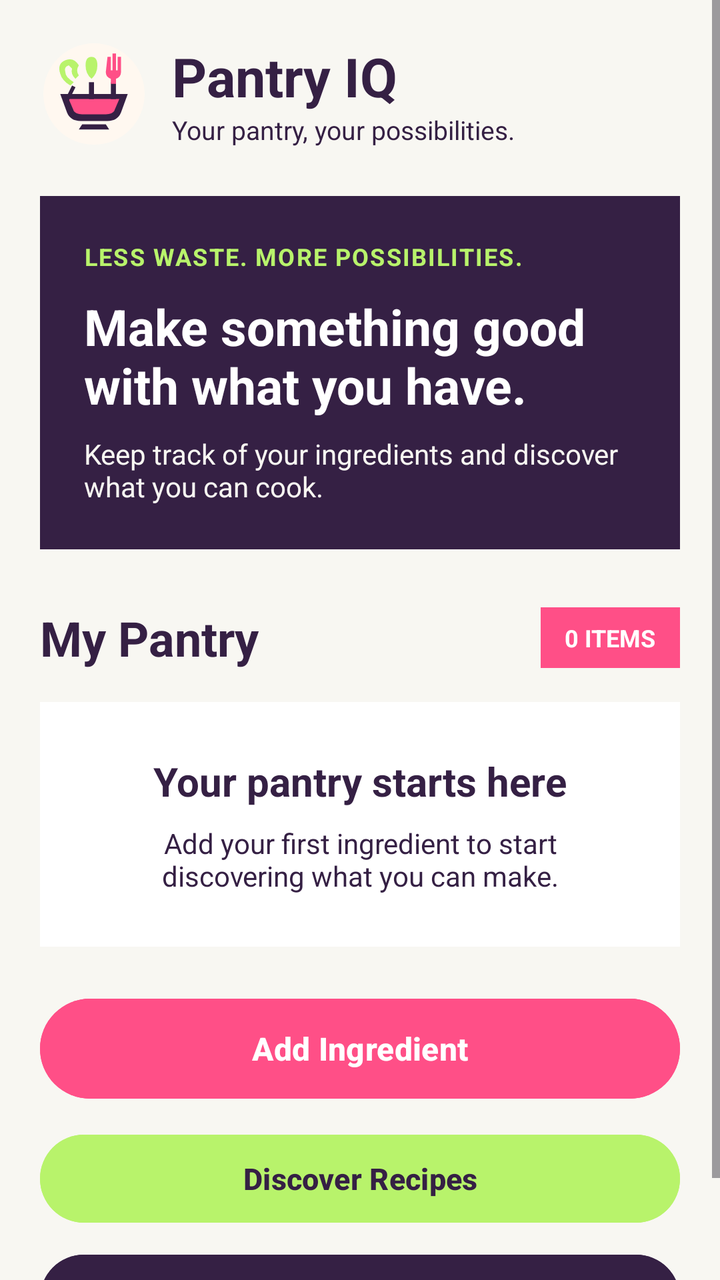
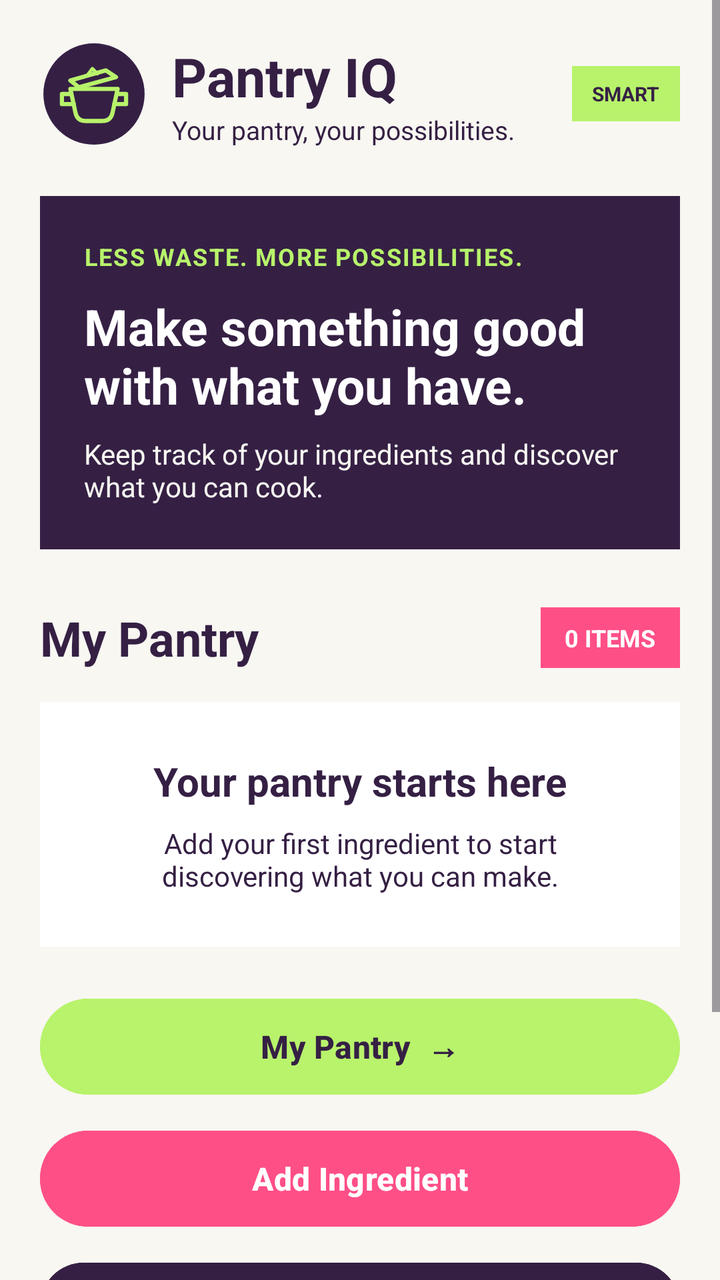

Compare the two renders of this Android layout. The source of the first and the diff that turns it into the second are given below.
<!-- AndroidManifest.xml: application theme Theme.PantryIQ -->
<!-- res/layout/activity_main.xml -->
<?xml version="1.0" encoding="utf-8"?>
<androidx.constraintlayout.widget.ConstraintLayout
    xmlns:android="http://schemas.android.com/apk/res/android"
    xmlns:app="http://schemas.android.com/apk/res-auto"
    android:id="@+id/main"
    android:layout_width="match_parent"
    android:layout_height="match_parent"
    android:background="@color/warm_cream">

    <ScrollView
        android:layout_width="0dp"
        android:layout_height="0dp"
        android:fillViewport="true"
        android:clipToPadding="false"
        app:layout_constraintTop_toTopOf="parent"
        app:layout_constraintBottom_toBottomOf="parent"
        app:layout_constraintStart_toStartOf="parent"
        app:layout_constraintEnd_toEndOf="parent">

        <LinearLayout
            android:layout_width="match_parent"
            android:layout_height="wrap_content"
            android:orientation="vertical"
            android:padding="20dp">

            
            <LinearLayout
                android:layout_width="match_parent"
                android:layout_height="wrap_content"
                android:gravity="center_vertical"
                android:orientation="horizontal">

                <ImageView
                    android:layout_width="54dp"
                    android:layout_height="54dp"
                    android:contentDescription="Pantry IQ bowl and utensils logo"
                    android:src="@drawable/ic_pantry_iq_logo" />

                <LinearLayout
                    android:layout_width="0dp"
                    android:layout_height="wrap_content"
                    android:layout_marginStart="12dp"
                    android:layout_weight="1"
                    android:orientation="vertical">

                    <TextView
                        android:layout_width="wrap_content"
                        android:layout_height="wrap_content"
                        android:text="Pantry IQ"
                        android:textColor="@color/electric_plum"
                        android:textSize="27sp"
                        android:textStyle="bold" />

                    <TextView
                        android:layout_width="wrap_content"
                        android:layout_height="wrap_content"
                        android:text="@string/subtitle"
                        android:textColor="@color/electric_plum"
                        android:textSize="13sp" />
                </LinearLayout>
            </LinearLayout>

            
            <LinearLayout
                android:layout_width="match_parent"
                android:layout_height="wrap_content"
                android:layout_marginTop="24dp"
                android:background="@color/electric_plum"
                android:orientation="vertical"
                android:padding="22dp">

                <TextView
                    android:layout_width="wrap_content"
                    android:layout_height="wrap_content"
                    android:text="@string/hero_tagline"
                    android:textColor="@color/lime_pop"
                    android:textSize="12sp"
                    android:textStyle="bold"
                    android:letterSpacing="0.06" />

                <TextView
                    android:layout_width="match_parent"
                    android:layout_height="wrap_content"
                    android:layout_marginTop="10dp"
                    android:text="@string/hero_title"
                    android:textColor="@color/clean_white"
                    android:textSize="25sp"
                    android:textStyle="bold" />

                <TextView
                    android:layout_width="match_parent"
                    android:layout_height="wrap_content"
                    android:layout_marginTop="8dp"
                    android:text="@string/hero_description"
                    android:textColor="@color/warm_cream"
                    android:textSize="14sp" />
            </LinearLayout>

            
            <LinearLayout
                android:layout_width="match_parent"
                android:layout_height="wrap_content"
                android:layout_marginTop="28dp"
                android:gravity="center_vertical"
                android:orientation="horizontal">

                <TextView
                    android:layout_width="0dp"
                    android:layout_height="wrap_content"
                    android:layout_weight="1"
                    android:text="@string/pantry_heading"
                    android:textColor="@color/electric_plum"
                    android:textSize="24sp"
                    android:textStyle="bold" />

                <TextView
                    android:id="@+id/tvIngredientCount"
                    android:layout_width="wrap_content"
                    android:layout_height="wrap_content"
                    android:background="@color/vivid_pink"
                    android:paddingHorizontal="12dp"
                    android:paddingVertical="7dp"
                    android:text="@string/ingredient_count_zero"
                    android:textColor="@color/clean_white"
                    android:textSize="12sp"
                    android:textStyle="bold" />
            </LinearLayout>

            
            <LinearLayout
                android:id="@+id/layoutEmptyPantry"
                android:layout_width="match_parent"
                android:layout_height="wrap_content"
                android:layout_marginTop="16dp"
                android:background="@color/clean_white"
                android:gravity="center"
                android:orientation="vertical"
                android:padding="26dp">

                <TextView
                    android:layout_width="wrap_content"
                    android:layout_height="wrap_content"
                    android:text="@string/empty_pantry_title"
                    android:textColor="@color/electric_plum"
                    android:textSize="20sp"
                    android:textStyle="bold" />

                <TextView
                    android:layout_width="match_parent"
                    android:layout_height="wrap_content"
                    android:layout_marginTop="8dp"
                    android:gravity="center"
                    android:text="@string/empty_pantry"
                    android:textColor="@color/electric_plum"
                    android:textSize="14sp" />
            </LinearLayout>

            
            <com.example.pantryiq.ExpandedGridView
                android:id="@+id/listPantryIngredients"
                android:layout_width="match_parent"
                android:layout_height="wrap_content"
                android:layout_marginTop="16dp"
                android:columnWidth="0dp"
                android:horizontalSpacing="10dp"
                android:verticalSpacing="10dp"
                android:numColumns="2"
                android:stretchMode="columnWidth"
                android:gravity="center"
                android:listSelector="@android:color/transparent"
                android:nestedScrollingEnabled="false"
                android:scrollbars="none"
                android:visibility="gone" />

            
            <Button
                android:id="@+id/btnAddIngredient"
                android:layout_width="match_parent"
                android:layout_height="58dp"
                android:layout_marginTop="22dp"
                android:backgroundTint="@color/vivid_pink"
                android:text="@string/add_ingredient"
                android:textAllCaps="false"
                android:textColor="@color/clean_white"
                android:textSize="16sp"
                android:textStyle="bold" />

            
            <Button
                android:id="@+id/btnDiscoverRecipes"
                android:layout_width="match_parent"
                android:layout_height="52dp"
                android:layout_marginTop="10dp"
                android:backgroundTint="@color/lime_pop"
                android:text="Discover Recipes"
                android:textAllCaps="false"
                android:textColor="@color/electric_plum"
                android:textSize="15sp"
                android:textStyle="bold" />

            <Button
                android:id="@+id/btnOpenSettings"
                android:layout_width="match_parent"
                android:layout_height="52dp"
                android:layout_marginTop="8dp"
                android:backgroundTint="@color/electric_plum"
                android:text="Settings"
                android:textAllCaps="false"
                android:textColor="@color/clean_white"
                android:textSize="15sp" />

        </LinearLayout>
    </ScrollView>

</androidx.constraintlayout.widget.ConstraintLayout>
<!-- resources referenced by this layout -->
<resources>
  <color name="clean_white">#FFFFFF</color>
  <color name="electric_plum">#352044</color>
  <color name="lime_pop">#B8F36B</color>
  <color name="vivid_pink">#FF4F87</color>
  <color name="warm_cream">#F8F7F2</color>
  <!-- drawable ic_pantry_iq_logo (drawable) -->
  <vector xmlns:android="http://schemas.android.com/apk/res/android"
      android:width="64dp"
      android:height="64dp"
      android:viewportWidth="64"
      android:viewportHeight="64">
  
      
      <path
          android:fillColor="#FFF8F0"
          android:pathData="M32,2 A30,30 0,1 0,32 62 A30,30 0,1 0,32 2" />
  
      
      <path
          android:fillColor="#352044"
          android:pathData="M12,32 L52,32 L48,43 Q46,48 40,48 L24,48 Q18,48 16,43 Z" />
  
      
      <path
          android:fillColor="#FF4F87"
          android:pathData="M17,35 L47,35 L44,42 Q43,44 39,44 L25,44 Q21,44 20,42 Z" />
  
      
      <path
          android:fillColor="#352044"
          android:pathData="M25,50 L39,50 L41,53 L23,53 Z" />
  
      
      <path
          android:fillColor="#352044"
          android:pathData="M19,27 L21,28 L17,36 L15,35 Z" />
  
      
      <path
          android:fillColor="#B8F36B"
          android:pathData="M15,12 Q10,14 12,20 Q13,24 18,27 L20,25 Q15,22 15,19 Q14,16 17,15 L19,17 Q18,20 21,23 L23,21 Q21,18 23,15 Q20,10 15,12 Z" />
  
      
      <path
          android:fillColor="#352044"
          android:pathData="M29,25 L32,25 L32,35 L29,35 Z" />
  
      
      <path
          android:fillColor="#B8F36B"
          android:pathData="M27,15 Q27,10 30.5,10 Q34,10 34,15 Q34,20 30.5,23 Q27,20 27,15 Z" />
  
      
      <path
          android:fillColor="#352044"
          android:pathData="M42,25 L45,25 L45,35 L42,35 Z" />
  
      
      <path
          android:fillColor="#FF4F87"
          android:pathData="M40,10 L42,10 L42,18 L43,18 L43,8 L45,8 L45,18 L46,18 L46,10 L48,10 L48,19 Q48,22 45,23 L45,26 L42,26 L42,23 Q39,22 39,19 Z" />
  
  </vector>
  <string name="add_ingredient">Add Ingredient</string>
  <string name="empty_pantry">Add your first ingredient to start discovering what you can make.</string>
  <string name="empty_pantry_title">Your pantry starts here</string>
  <string name="hero_description">Keep track of your ingredients and discover what you can cook.</string>
  <string name="hero_tagline">LESS WASTE. MORE POSSIBILITIES.</string>
  <string name="hero_title">Make something good with what you have.</string>
  <string name="ingredient_count_zero">0 ITEMS</string>
  <string name="pantry_heading">My Pantry</string>
  <string name="subtitle">Your pantry, your possibilities.</string>
  <style name="Theme.PantryIQ" parent="Base.Theme.PantryIQ" />
  <style name="Base.Theme.PantryIQ" parent="Theme.Material3.DayNight.NoActionBar">
  
          <item name="colorPrimary">@color/electric_plum</item>
          <item name="colorOnPrimary">@color/clean_white</item>
  
          <item name="colorSecondary">@color/vivid_pink</item>
          <item name="colorOnSecondary">@color/electric_plum</item>
  
          <item name="colorTertiary">@color/lime_pop</item>
          <item name="colorOnTertiary">@color/electric_plum</item>
  
          <item name="android:colorBackground">@color/warm_cream</item>
          <item name="colorSurface">@color/clean_white</item>
          <item name="colorOnSurface">@color/electric_plum</item>
  
          <item name="android:statusBarColor">@color/warm_cream</item>
          <item name="android:navigationBarColor">@color/warm_cream</item>
          <item name="android:windowLightStatusBar">true</item>
  
  
      </style>
</resources>

<!-- the commit's change to res/layout/activity_main.xml (unified diff, before → after) -->
@@ -33,7 +33,7 @@
                 <ImageView
                     android:layout_width="54dp"
                     android:layout_height="54dp"
-                    android:contentDescription="Pantry IQ bowl and utensils logo"
+                    android:contentDescription="Pantry IQ cooking pot logo"
                     android:src="@drawable/ic_pantry_iq_logo" />
 
                 <LinearLayout
@@ -58,6 +58,17 @@
                         android:textColor="@color/electric_plum"
                         android:textSize="13sp" />
                 </LinearLayout>
+
+                <TextView
+                    android:layout_width="wrap_content"
+                    android:layout_height="wrap_content"
+                    android:background="@color/lime_pop"
+                    android:paddingHorizontal="10dp"
+                    android:paddingVertical="7dp"
+                    android:text="SMART"
+                    android:textColor="@color/electric_plum"
+                    android:textSize="10sp"
+                    android:textStyle="bold" />
             </LinearLayout>
 
             
@@ -174,10 +185,23 @@
 
             
             <Button
+                android:id="@+id/btnOpenPantry"
+                android:layout_width="match_parent"
+                android:layout_height="56dp"
+                android:layout_marginTop="22dp"
+                android:backgroundTint="@color/lime_pop"
+                android:text="My Pantry  →"
+                android:textAllCaps="false"
+                android:textColor="@color/electric_plum"
+                android:textSize="16sp"
+                android:textStyle="bold" />
+
+            
+            <Button
                 android:id="@+id/btnAddIngredient"
                 android:layout_width="match_parent"
-                android:layout_height="58dp"
-                android:layout_marginTop="22dp"
+                android:layout_height="56dp"
+                android:layout_marginTop="10dp"
                 android:backgroundTint="@color/vivid_pink"
                 android:text="@string/add_ingredient"
                 android:textAllCaps="false"
@@ -191,23 +215,35 @@
                 android:layout_width="match_parent"
                 android:layout_height="52dp"
                 android:layout_marginTop="10dp"
-                android:backgroundTint="@color/lime_pop"
+                android:backgroundTint="@color/electric_plum"
                 android:text="Discover Recipes"
                 android:textAllCaps="false"
-                android:textColor="@color/electric_plum"
+                android:textColor="@color/clean_white"
                 android:textSize="15sp"
                 android:textStyle="bold" />
 
+            
             <Button
                 android:id="@+id/btnOpenSettings"
                 android:layout_width="match_parent"
                 android:layout_height="52dp"
-                android:layout_marginTop="8dp"
-                android:backgroundTint="@color/electric_plum"
+                android:layout_marginTop="10dp"
+                android:backgroundTint="@color/warm_cream"
                 android:text="Settings"
                 android:textAllCaps="false"
-                android:textColor="@color/clean_white"
+                android:textColor="@color/electric_plum"
                 android:textSize="15sp" />
+
+            
+            <TextView
+                android:layout_width="match_parent"
+                android:layout_height="wrap_content"
+                android:layout_marginTop="24dp"
+                android:layout_marginBottom="8dp"
+                android:gravity="center"
+                android:text="Your pantry, your possibility."
+                android:textColor="@color/electric_plum"
+                android:textSize="12sp" />
 
         </LinearLayout>
     </ScrollView>
<!-- resource entries referenced after the edit -->
@@ -14,53 +14,47 @@
   
       
       <path
-          android:fillColor="#FFF8F0"
-          android:pathData="M32,2 A30,30 0,1 0,32 62 A30,30 0,1 0,32 2" />
+          android:fillColor="#352044"
+          android:pathData="M32,2 A30,30 0,1 0,32,62 A30,30 0,1 0,32,2 Z" />
   
       
       <path
-          android:fillColor="#352044"
-          android:pathData="M12,32 L52,32 L48,43 Q46,48 40,48 L24,48 Q18,48 16,43 Z" />
+          android:fillColor="#00000000"
+          android:strokeColor="#B8F36B"
+          android:strokeWidth="2.5"
+          android:strokeLineCap="round"
+          android:strokeLineJoin="round"
+          android:pathData="M18,29 L46,29 L43,43
+                            Q42,48 37,48 L27,48
+                            Q22,48 21,43 Z" />
   
       
       <path
-          android:fillColor="#FF4F87"
-          android:pathData="M17,35 L47,35 L44,42 Q43,44 39,44 L25,44 Q21,44 20,42 Z" />
+          android:fillColor="#00000000"
+          android:strokeColor="#B8F36B"
+          android:strokeWidth="2.5"
+          android:strokeLineCap="round"
+          android:strokeLineJoin="round"
+          android:pathData="M18,32 L13,32 L13,38 L20,38
+                            M46,32 L51,32 L51,38 L44,38" />
   
       
       <path
-          android:fillColor="#352044"
-          android:pathData="M25,50 L39,50 L41,53 L23,53 Z" />
+          android:fillColor="#00000000"
+          android:strokeColor="#B8F36B"
+          android:strokeWidth="2.5"
+          android:strokeLineCap="round"
+          android:strokeLineJoin="round"
+          android:pathData="M18,24 L39,18 L45,22 L23,28 Z" />
   
       
       <path
-          android:fillColor="#352044"
-          android:pathData="M19,27 L21,28 L17,36 L15,35 Z" />
-  
-      
-      <path
-          android:fillColor="#B8F36B"
-          android:pathData="M15,12 Q10,14 12,20 Q13,24 18,27 L20,25 Q15,22 15,19 Q14,16 17,15 L19,17 Q18,20 21,23 L23,21 Q21,18 23,15 Q20,10 15,12 Z" />
-  
-      
-      <path
-          android:fillColor="#352044"
-          android:pathData="M29,25 L32,25 L32,35 L29,35 Z" />
-  
-      
-      <path
-          android:fillColor="#B8F36B"
-          android:pathData="M27,15 Q27,10 30.5,10 Q34,10 34,15 Q34,20 30.5,23 Q27,20 27,15 Z" />
-  
-      
-      <path
-          android:fillColor="#352044"
-          android:pathData="M42,25 L45,25 L45,35 L42,35 Z" />
-  
-      
-      <path
-          android:fillColor="#FF4F87"
-          android:pathData="M40,10 L42,10 L42,18 L43,18 L43,8 L45,8 L45,18 L46,18 L46,10 L48,10 L48,19 Q48,22 45,23 L45,26 L42,26 L42,23 Q39,22 39,19 Z" />
+          android:fillColor="#00000000"
+          android:strokeColor="#B8F36B"
+          android:strokeWidth="2"
+          android:strokeLineCap="round"
+          android:strokeLineJoin="round"
+          android:pathData="M28,21 L31,17 L34,20" />
   
   </vector>
   <string name="add_ingredient">Add Ingredient</string>
